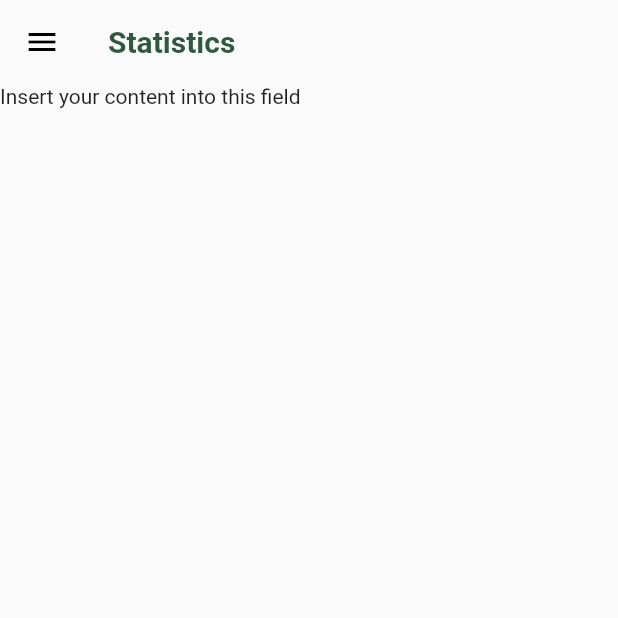
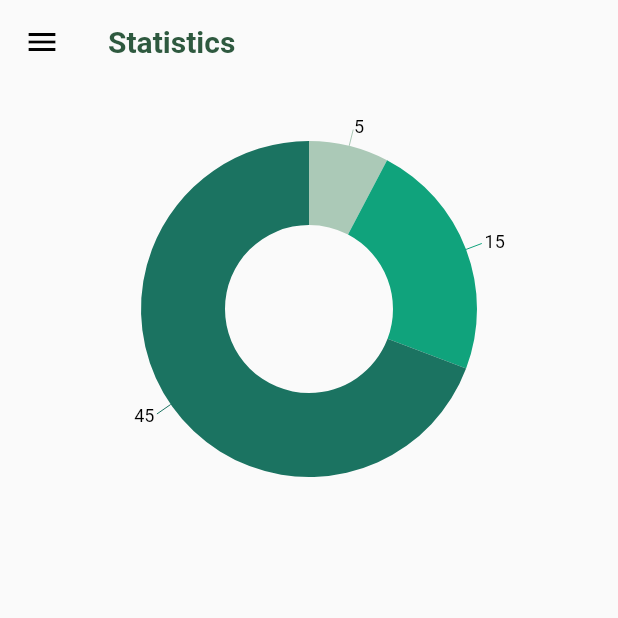
Before and after one commit to GSC-2023/Flutter_App, a Flutter app: the Statistics screen opened by its route, on a phone screen of 412 x 824 dp, the top half of it. Run offline on Flutter 3.47's test engine with Material 2 defaults, Android fonts, the phone set to English and light mode, and no system bars; our stand-ins replace flutter_datetime_picker, syncfusion_flutter_charts.

Commit message:
refactored settings
updated statistics

```diff
--- a/break_app/lib/screens/settings.dart
+++ b/break_app/lib/screens/settings.dart
@@ -41,7 +41,7 @@ class _SettingsState extends State<Settings> {
       builder: (context) => AlertDialog(
         title: Text("Desired Duration"),
         content: TextField(
-          decoration: InputDecoration(hintText: _cycleTime.toString()+" minutes"),
+          decoration: InputDecoration(hintText: _cycleTime.toInt().toString()+" minutes"),
           controller: controller),
         actions: [
           TextButton(child:  Text("Submit"), onPressed:submit)
--- a/break_app/lib/screens/statistics.dart
+++ b/break_app/lib/screens/statistics.dart
@@ -1,7 +1,39 @@
 import 'package:flutter/material.dart';
+import 'package:syncfusion_flutter_charts/charts.dart';
 
-class Statistics extends StatelessWidget{
+
+class ChartData {
+        ChartData(this.x, this.y, {required this.color});
+        final String x;
+        final double y;
+        final Color color;
+}
+
+class Statistics extends StatefulWidget {
   @override
+  State<Statistics> createState() => _StatisticsState();
+}
+
+class _StatisticsState extends State<Statistics>{
+
+  // define any params here
+    final List<ChartData> chartData = [
+        ChartData('Walk', 5, color : Color.fromARGB(255, 171, 201, 183)),
+        ChartData('Rest', 15, color : Color.fromARGB(255, 16, 163, 124)),
+        ChartData('Work', 45, color : Color.fromARGB(255, 27, 115, 97)),
+    ];
+
+  @override
+
+  // insert any helper functions here
+
+
+
+
+
+
+
+
   Widget build(BuildContext context){
     return Scaffold(
       drawer: Container(
@@ -68,7 +100,23 @@ class Statistics extends StatelessWidget{
         surfaceTintColor: Color(0xECEAEA),
         foregroundColor:  Color(0xECEAEA),
       ),
-      body: Text("Insert your content into this field"),
+      body: Column(
+        children: [
+          SfCircularChart(
+            series: <CircularSeries>[
+              DoughnutSeries<ChartData, String>(
+                dataSource: chartData,
+                pointColorMapper: (ChartData data, _) => data.color,
+                xValueMapper: (ChartData data, _) => data.x,
+                yValueMapper:(ChartData data, _) => data.y,
+                dataLabelSettings: DataLabelSettings(
+                  isVisible: true,
+                  labelPosition: ChartDataLabelPosition.outside),
+              )
+            ],
+          )
+        ],
+      )
 
     );
   }
--- a/break_app/pubspec.yaml
+++ b/break_app/pubspec.yaml
@@ -26,6 +26,7 @@ dependencies:
 
 
   getwidget: ^2.0.4
+  syncfusion_flutter_charts: ^19.1.54
 
 
 
```
